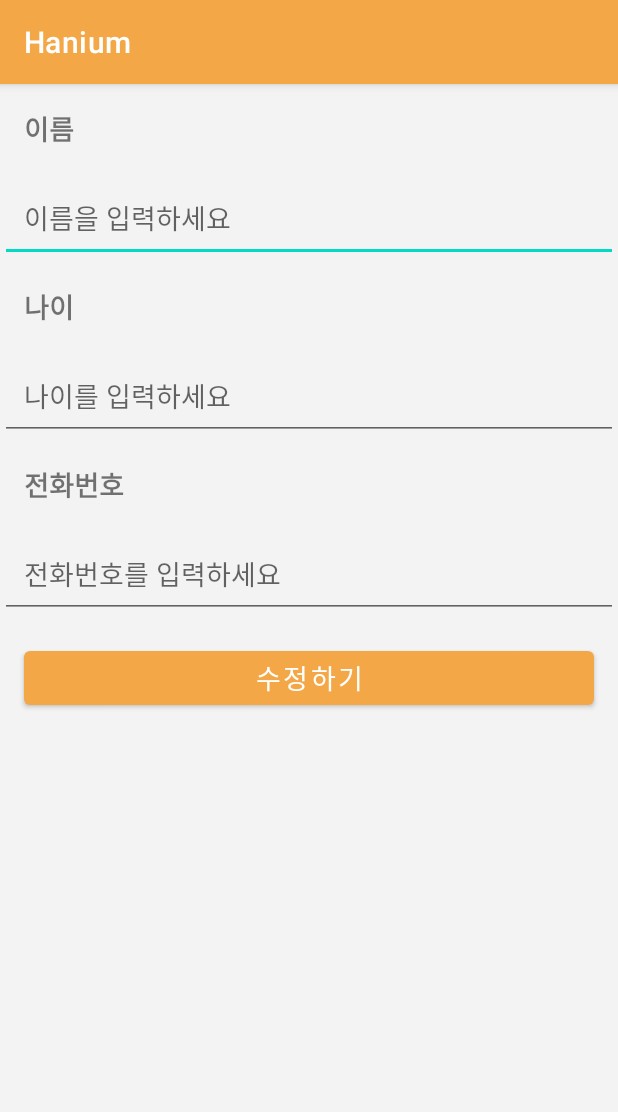
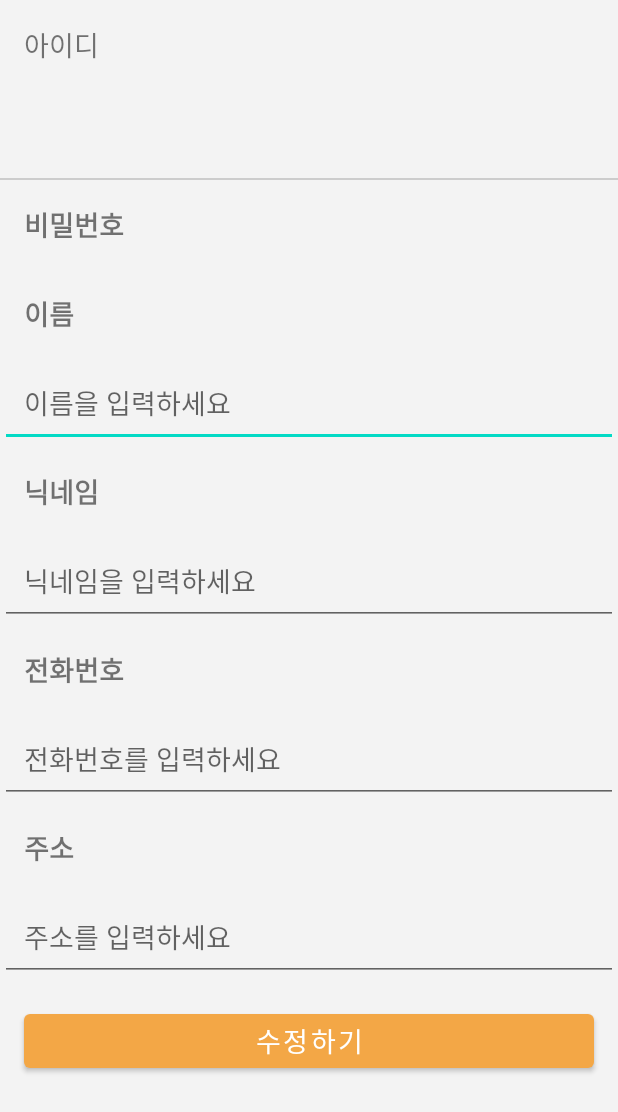
Before and after one commit to JaewookYeon/Hanium_demo, an Android app: the EditProfileActivity screen opened directly, with no data from a screen before it, on a phone screen of 412 x 824 dp. Shown: the top 1112 px of the screen. Run offline under Robolectric (Android 15) with nearby library versions, the phone set to English and light mode, and no system bars; network calls fail.

Commit message:
- 상태 바, 타이틀 바 삭제 - 글꼴 변경

```diff
--- a/app/src/main/java/com/example/registerloginexample/EditProfileActivity.java
+++ b/app/src/main/java/com/example/registerloginexample/EditProfileActivity.java
@@ -22,7 +22,6 @@ public class EditProfileActivity extends AppCompatActivity {
 
         // EditText와 Button을 findViewById를 통해 연결합니다.
         editTextName = findViewById(R.id.editTextName);
-        editTextAge = findViewById(R.id.editTextAge);
         editTextPhone = findViewById(R.id.editTextPhone);
         buttonSave = findViewById(R.id.buttonSave); // 버튼 초기화 추가
 
--- a/app/src/main/java/com/example/registerloginexample/Frag5.java
+++ b/app/src/main/java/com/example/registerloginexample/Frag5.java
@@ -36,10 +36,8 @@ public class Frag5 extends Fragment {
 
     private Button buttonEditProfile;
     private Button buttonContact;
-    private Button buttonReport;
     private Button buttonLogout;
     private String login_id;
-    private String login_password;
     private static final int PICK_IMAGE_REQUEST_CODE = 123; // 임의의 숫자로 설정
     private CircleImageView profileImageView;
     private Uri selectedImageUri; // 선택한 이미지의 Uri 저장
@@ -59,8 +57,6 @@ public class Frag5 extends Fragment {
         buttonEditProfile = layoutEditUser.findViewById(R.id.my_editUser);
         LinearLayout layoutContact = view.findViewById(R.id.layout_contact);
         buttonContact = layoutContact.findViewById(R.id.my_contact);
-        LinearLayout layoutReport = view.findViewById(R.id.layout_report);
-        buttonReport = layoutReport.findViewById(R.id.my_report);
         LinearLayout layoutLogout = view.findViewById(R.id.layout_logout);
         buttonLogout = layoutLogout.findViewById(R.id.my_logout);
 
--- a/app/src/main/res/layout/activity_add.xml
+++ b/app/src/main/res/layout/activity_add.xml
@@ -33,6 +33,7 @@
         android:layout_marginTop="12dp"
         android:layout_marginEnd="10dp"
         android:hint="냉장고 번호(1 ~ 9)"
+        android:fontFamily="@font/nanumsquareneoregular"
         android:textAppearance="@style/TextAppearance.AppCompat.Large"
         app:layout_constraintEnd_toEndOf="parent"
         app:layout_constraintHorizontal_bias="0.0"
@@ -48,6 +49,7 @@
         android:layout_marginTop="12dp"
         android:layout_marginEnd="10dp"
         android:hint="상품 이름"
+        android:fontFamily="@font/nanumsquareneoregular"
         android:textAppearance="@style/TextAppearance.AppCompat.Large"
         app:layout_constraintEnd_toEndOf="parent"
         app:layout_constraintHorizontal_bias="0.0"
@@ -63,6 +65,7 @@
         android:layout_marginTop="12dp"
         android:layout_marginEnd="10dp"
         android:hint="수량"
+        android:fontFamily="@font/nanumsquareneoregular"
         android:textAppearance="@style/TextAppearance.AppCompat.Large"
         app:layout_constraintEnd_toEndOf="parent"
         app:layout_constraintHorizontal_bias="0.0"
@@ -78,6 +81,7 @@
         android:layout_marginTop="12dp"
         android:layout_marginEnd="10dp"
         android:text="유통기한: "
+
         android:textAppearance="@style/TextAppearance.AppCompat.Large"
         app:layout_constraintEnd_toStartOf="@id/expiryDateButton"
         app:layout_constraintHorizontal_bias="0.5"
--- a/app/src/main/res/layout/activity_contact.xml
+++ b/app/src/main/res/layout/activity_contact.xml
@@ -10,6 +10,7 @@
         android:layout_width="wrap_content"
         android:layout_height="wrap_content"
         android:text="[문의 종류]"
+        android:fontFamily="@font/nanumsquareneobold"
         android:textSize="16sp"
         android:layout_marginBottom="8dp"
         tools:ignore="HardcodedText" />
@@ -19,6 +20,7 @@
         android:layout_width="286dp"
         android:layout_height="51dp"
         android:layout_below="@id/textViewType"
+        android:fontFamily="@font/nanumsquareneoregular"
         android:layout_marginBottom="16dp" />
 
     <TextView
@@ -27,6 +29,7 @@
         android:layout_height="wrap_content"
         android:layout_below="@id/spinnerType"
         android:text="문의 내용:"
+        android:fontFamily="@font/nanumsquareneobold"
         android:textSize="16sp"
         android:layout_marginBottom="8dp"
         tools:ignore="HardcodedText" />
@@ -41,6 +44,7 @@
         android:minLines="5"
         android:gravity="top"
         android:hint="문의 내용을 입력하세요."
+        android:fontFamily="@font/nanumsquareneoregular"
         tools:ignore="HardcodedText" />
 
     <Button
@@ -49,6 +53,7 @@
         android:layout_height="wrap_content"
         android:layout_below="@id/editTextContent"
         android:text="문의하기"
+        android:fontFamily="@font/nanumsquareneobold"
         tools:ignore="HardcodedText" />
 
 </RelativeLayout>
--- a/app/src/main/res/layout/activity_edit_profile.xml
+++ b/app/src/main/res/layout/activity_edit_profile.xml
@@ -10,7 +10,44 @@
     <TextView
         android:layout_width="match_parent"
         android:layout_height="wrap_content"
+        android:text="아이디"
+        android:textSize="18sp"
+        android:fontFamily="@font/nanumsquareneobold"
+        android:padding="16dp"
+        tools:ignore="HardcodedText" />
+
+    <TextView
+        android:id="@+id/nameTextView"
+        android:layout_width="match_parent"
+        android:layout_height="59dp"
+        android:padding="16dp"
+        android:text=""
+        android:textSize="18sp"
+        android:textStyle="bold"
+        tools:ignore="HardcodedText" />
+
+    <View
+        android:layout_width="match_parent"
+        android:layout_height="1dp"
+        android:background="#CCCCCC" />
+
+    <TextView
+        android:layout_width="match_parent"
+        android:layout_height="wrap_content"
+        android:text="비밀번호"
+        android:fontFamily="@font/nanumsquareneobold"
+        android:textSize="18sp"
+        android:textStyle="bold"
+        android:padding="16dp"
+        tools:ignore="HardcodedText" />
+
+
+    <!-- 이름, 닉네임, 전화번호, 주소 항목 추가 -->
+    <TextView
+        android:layout_width="match_parent"
+        android:layout_height="wrap_content"
         android:text="이름"
+        android:fontFamily="@font/nanumsquareneobold"
         android:textSize="18sp"
         android:textStyle="bold"
         android:padding="16dp"
@@ -21,23 +58,26 @@
         android:layout_width="match_parent"
         android:layout_height="wrap_content"
         android:hint="이름을 입력하세요"
+        android:fontFamily="@font/nanumsquareneoregular"
         android:padding="16dp"
         tools:ignore="HardcodedText" />
 
     <TextView
         android:layout_width="match_parent"
         android:layout_height="wrap_content"
-        android:text="나이"
+        android:text="닉네임"
+        android:fontFamily="@font/nanumsquareneobold"
         android:textSize="18sp"
         android:textStyle="bold"
         android:padding="16dp"
         tools:ignore="HardcodedText" />
 
     <EditText
-        android:id="@+id/editTextAge"
+        android:id="@+id/editTextNickname"
         android:layout_width="match_parent"
         android:layout_height="wrap_content"
-        android:hint="나이를 입력하세요"
+        android:hint="닉네임을 입력하세요"
+        android:fontFamily="@font/nanumsquareneoregular"
         android:padding="16dp"
         tools:ignore="HardcodedText" />
 
@@ -46,6 +86,7 @@
         android:layout_height="wrap_content"
         android:text="전화번호"
         android:textSize="18sp"
+        android:fontFamily="@font/nanumsquareneobold"
         android:textStyle="bold"
         android:padding="16dp"
         tools:ignore="HardcodedText" />
@@ -54,7 +95,27 @@
         android:id="@+id/editTextPhone"
         android:layout_width="match_parent"
         android:layout_height="wrap_content"
+        android:fontFamily="@font/nanumsquareneoregular"
         android:hint="전화번호를 입력하세요"
+        android:padding="16dp"
+        tools:ignore="HardcodedText" />
+
+    <TextView
+        android:layout_width="match_parent"
+        android:layout_height="wrap_content"
+        android:text="주소"
+        android:fontFamily="@font/nanumsquareneobold"
+        android:textSize="18sp"
+        android:textStyle="bold"
+        android:padding="16dp"
+        tools:ignore="HardcodedText" />
+
+    <EditText
+        android:id="@+id/editTextAddress"
+        android:layout_width="match_parent"
+        android:layout_height="wrap_content"
+        android:hint="주소를 입력하세요"
+        android:fontFamily="@font/nanumsquareneoregular"
         android:padding="16dp"
         tools:ignore="HardcodedText" />
 
@@ -63,6 +124,7 @@
         android:layout_width="match_parent"
         android:layout_height="wrap_content"
         android:text="수정하기"
+        android:fontFamily="@font/nanumsquareneobold"
         android:textSize="18sp"
         android:layout_margin="16dp"
         tools:ignore="HardcodedText" />
--- a/app/src/main/res/layout/activity_locker.xml
+++ b/app/src/main/res/layout/activity_locker.xml
@@ -13,6 +13,7 @@
         android:layout_margin="10dp"
         android:ems="10"
         android:hint="비밀번호를 입력하세요 "
+        android:fontFamily="@font/nanumsquareneoregular"
         android:gravity="center"
         android:inputType="textPassword"
         android:paddingTop="30sp"
@@ -32,6 +33,7 @@
             android:layout_margin="2dp"
             android:layout_weight="1"
             android:text="1"
+
             android:textSize="40dp" />
 
         <Button
--- a/app/src/main/res/layout/activity_verify_identity.xml
+++ b/app/src/main/res/layout/activity_verify_identity.xml
@@ -1,5 +1,4 @@
 <LinearLayout xmlns:android="http://schemas.android.com/apk/res/android"
-    xmlns:app="http://schemas.android.com/apk/res-auto"
     xmlns:tools="http://schemas.android.com/tools"
     android:layout_width="match_parent"
     android:layout_height="match_parent"
@@ -13,7 +12,7 @@
         android:layout_height="wrap_content"
         android:layout_weight="1"
         android:layout_gravity="center_vertical"
-        android:hint="비밀번호 입력">
+        android:hint="비밀번호를 입력하세요">
 
         <com.google.android.material.textfield.TextInputEditText
             android:id="@+id/editTextPassword"
--- a/app/src/main/res/values/themes.xml
+++ b/app/src/main/res/values/themes.xml
@@ -1,6 +1,8 @@
 <resources xmlns:tools="http://schemas.android.com/tools">
     <!-- Base application theme. -->
     <style name="Theme.Hanium_demo" parent="Theme.MaterialComponents.DayNight.DarkActionBar">
+        <item name="windowNoTitle">true</item>
+        <item name="android:windowFullscreen">true</item>
         <!-- Primary brand color. -->
         <item name="colorPrimary">@color/yellow</item>
         <item name="colorPrimaryVariant">@color/purple_700</item>
```
Also changed, not shown: app/src/main/res/font/custom_font_family.xml (added, +25 -0 lines), app/src/main/res/layout/activity_detail.xml (+8 -3 lines), app/src/main/res/layout/frag5.xml (+4 -36 lines), app/src/main/res/values/font_style.xml (added, +25 -0 lines), app/src/main/java/com/example/registerloginexample/LoginRequest.java (line endings or trailing spaces), 2 other files.
